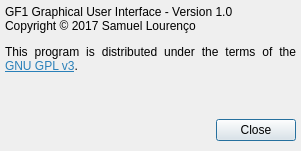
bloguetronica/gf1-gui, file src/about.ui: the form before one commit.
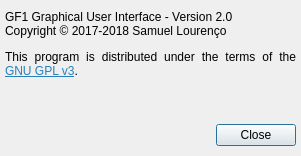
The form after the commit. Icons and pictures are not drawn.

What changed in the file:
```diff
--- a/src/about.ui
+++ b/src/about.ui
@@ -7,19 +7,19 @@
     <x>0</x>
     <y>0</y>
     <width>301</width>
-    <height>151</height>
+    <height>156</height>
    </rect>
   </property>
   <property name="minimumSize">
    <size>
     <width>301</width>
-    <height>151</height>
+    <height>156</height>
    </size>
   </property>
   <property name="maximumSize">
    <size>
     <width>301</width>
-    <height>151</height>
+    <height>156</height>
    </size>
   </property>
   <property name="windowTitle">
@@ -43,13 +43,13 @@
    <property name="geometry">
     <rect>
      <x>5</x>
-     <y>5</y>
+     <y>10</y>
      <width>291</width>
      <height>101</height>
     </rect>
    </property>
    <property name="text">
-    <string>&lt;html&gt;&lt;head/&gt;&lt;body&gt;&lt;p&gt;GF1 Graphical User Interface - Version 1.0&lt;br/&gt;Copyright &amp;copy; 2017 Samuel Lourenço&lt;/p&gt;&lt;p&gt;This program is distributed under the terms of the &lt;a href=&quot;http://www.gnu.org/licenses/gpl-3.0-standalone.html&quot;&gt;&lt;span style=&quot; text-decoration: underline; color:#2980b9;&quot;&gt;GNU GPL v3&lt;/span&gt;&lt;/a&gt;.&lt;/p&gt;&lt;/body&gt;&lt;/html&gt;</string>
+    <string>&lt;html&gt;&lt;head/&gt;&lt;body&gt;&lt;p&gt;GF1 Graphical User Interface - Version 2.0&lt;br/&gt;Copyright © 2017-2018 Samuel Lourenço&lt;/p&gt;&lt;p&gt;This program is distributed under the terms of the &lt;a href=&quot;http://www.gnu.org/licenses/gpl-3.0-standalone.html&quot;&gt;&lt;span style=&quot; text-decoration: underline; color:#2980b9;&quot;&gt;GNU GPL v3&lt;/span&gt;&lt;/a&gt;.&lt;/p&gt;&lt;/body&gt;&lt;/html&gt;</string>
    </property>
    <property name="alignment">
     <set>Qt::AlignJustify|Qt::AlignTop</set>
@@ -65,7 +65,7 @@
    <property name="geometry">
     <rect>
      <x>5</x>
-     <y>115</y>
+     <y>120</y>
      <width>291</width>
      <height>31</height>
     </rect>
```
Left out of the diff: 4 changed lines with no effect on the pictures.
